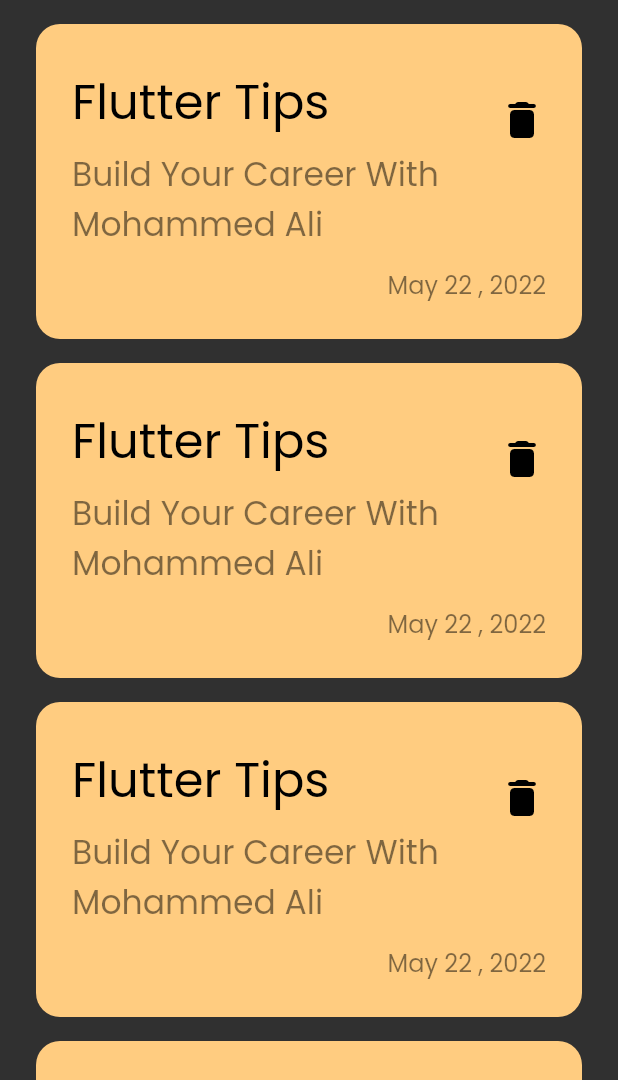
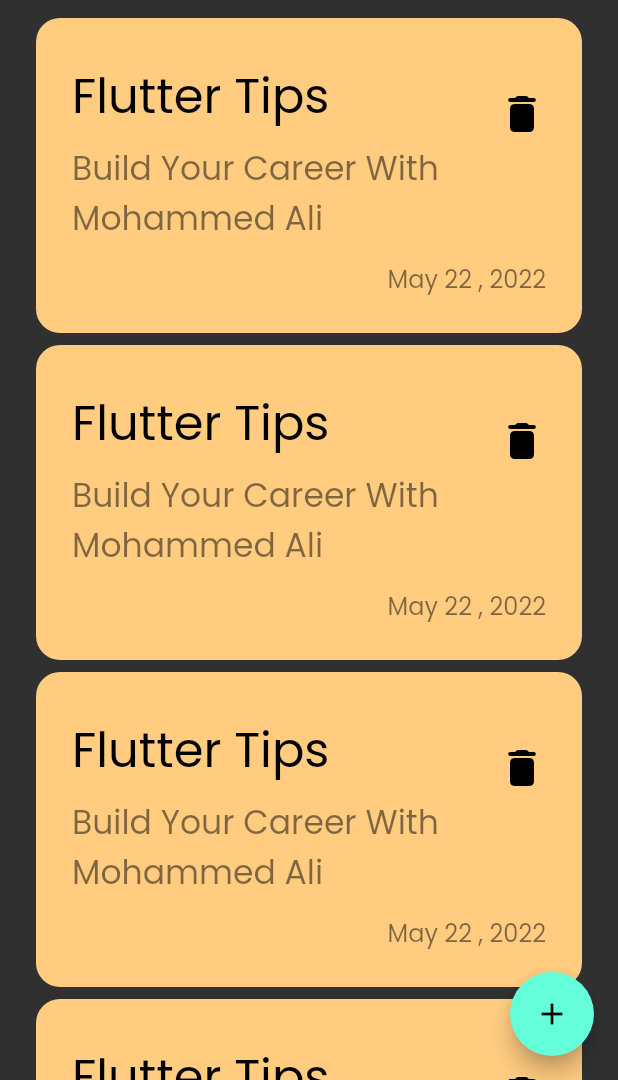
Before and after one commit to mohammedali882001/note_app, a Flutter app: the screen it shows after launch, on a phone screen of 412 x 824 dp, the part 156-1236 px from its top. Run offline on Flutter 3.47's test engine with Material 2 defaults, Android fonts, the phone set to English and light mode, and no system bars.

Commit message:
add floating action button

```diff
--- a/lib/views/notes_view.dart
+++ b/lib/views/notes_view.dart
@@ -12,6 +12,12 @@ class NotesView extends StatelessWidget {
   @override
   Widget build(BuildContext context) {
     return Scaffold(
+      floatingActionButton: FloatingActionButton(
+          onPressed: () {},
+          child: IconButton(
+            onPressed: () {},
+            icon: const Icon(Icons.add),
+          )),
       body: Padding(
         padding: const EdgeInsets.symmetric(horizontal: 24),
         child: Column(
--- a/lib/widgets/custom_notes_listview.dart
+++ b/lib/widgets/custom_notes_listview.dart
@@ -12,7 +12,7 @@ class CustomNotesListView extends StatelessWidget {
       child: ListView.builder(
         itemBuilder: (context, index) {
           return const Padding(
-            padding: EdgeInsets.symmetric(vertical: 8),
+            padding: EdgeInsets.symmetric(vertical: 4),
             child: CustomNotesItem(),
           );
         },
```
